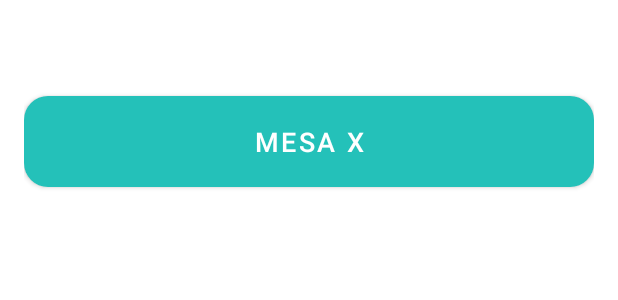
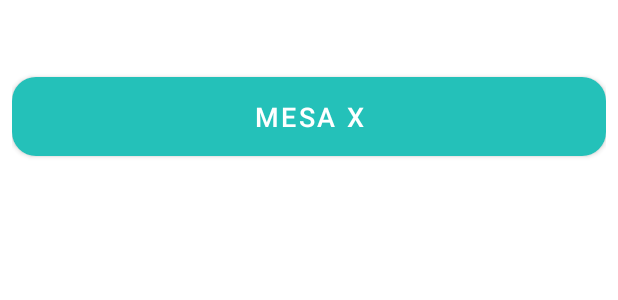
Before and after one commit to hugoo0605/BugBusters, an Android app built with Jetpack Compose: the layout item_mesa.xml on its own in the app's theme, with its tools: preview values and no code run, on a phone screen of 412 x 824 dp. Shown: the top 300 px of the screen. Run offline under Robolectric (Android 15) with nearby library versions, the phone set to English and light mode, and no system bars.

Commit message:
Mesas funcionando por completo

```diff
--- a/app/src/main/java/com/bugbusters/staff/api/SesionMesaApi.kt
+++ b/app/src/main/java/com/bugbusters/staff/api/SesionMesaApi.kt
@@ -8,5 +8,4 @@ import retrofit2.http.Path
 interface SesionMesaApi {
     @GET("sesiones/mesa/{mesaId}")
     suspend fun obtenerSesionesPorMesa(@Path("mesaId") mesaId: Long): Response<List<SesionMesaDTO>>
-    // …otros endpoints…
 }
--- a/app/src/main/java/com/bugbusters/staff/network/RetrofitInstance.kt
+++ b/app/src/main/java/com/bugbusters/staff/network/RetrofitInstance.kt
@@ -7,7 +7,8 @@ import retrofit2.converter.gson.GsonConverterFactory
 object RetrofitInstance {
     private val retrofit by lazy {
         Retrofit.Builder()
-            .baseUrl("https://bugbustersspring.onrender.com/api/")
+            //.baseUrl("https://bugbustersspring.onrender.com/api/")
+            .baseUrl("http://10.0.2.2:8080/api/")
             .addConverterFactory(GsonConverterFactory.create())
             .build()
     }
--- a/app/src/main/res/layout/item_mesa.xml
+++ b/app/src/main/res/layout/item_mesa.xml
@@ -4,28 +4,28 @@
     android:layout_height="wrap_content"
     android:background="?attr/selectableItemBackground"
     android:orientation="vertical"
-    android:padding="16dp">
+    android:padding="8dp">
 
     <TextView
         android:id="@+id/tvNumeroMesa"
         android:layout_width="wrap_content"
         android:layout_height="wrap_content"
-        android:textSize="18sp"
+        android:textSize="16sp"
         android:textStyle="bold" />
 
     <TextView
         android:id="@+id/tvEstadoMesa"
         android:layout_width="wrap_content"
         android:layout_height="wrap_content"
-        android:layout_marginTop="4dp" />
+        android:layout_marginTop="2dp" />
 
     <Button
         android:id="@+id/btnMesa"
         style="@style/FancyMenuButton"
         android:layout_width="match_parent"
         android:layout_height="wrap_content"
-        android:layout_marginBottom="8dp"
-        android:padding="12dp"
+        android:layout_marginBottom="4dp"
+        android:padding="8dp"
         android:text="Mesa X"
         android:textColor="@android:color/white" />
 
```
